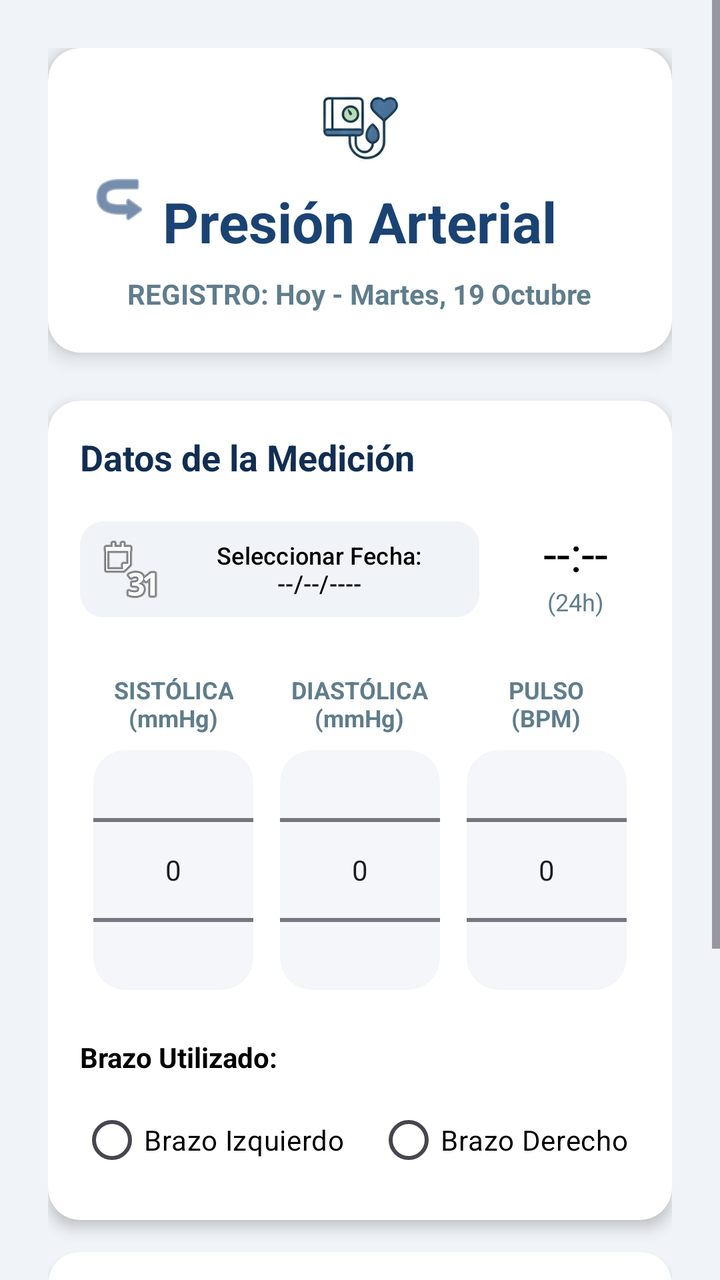
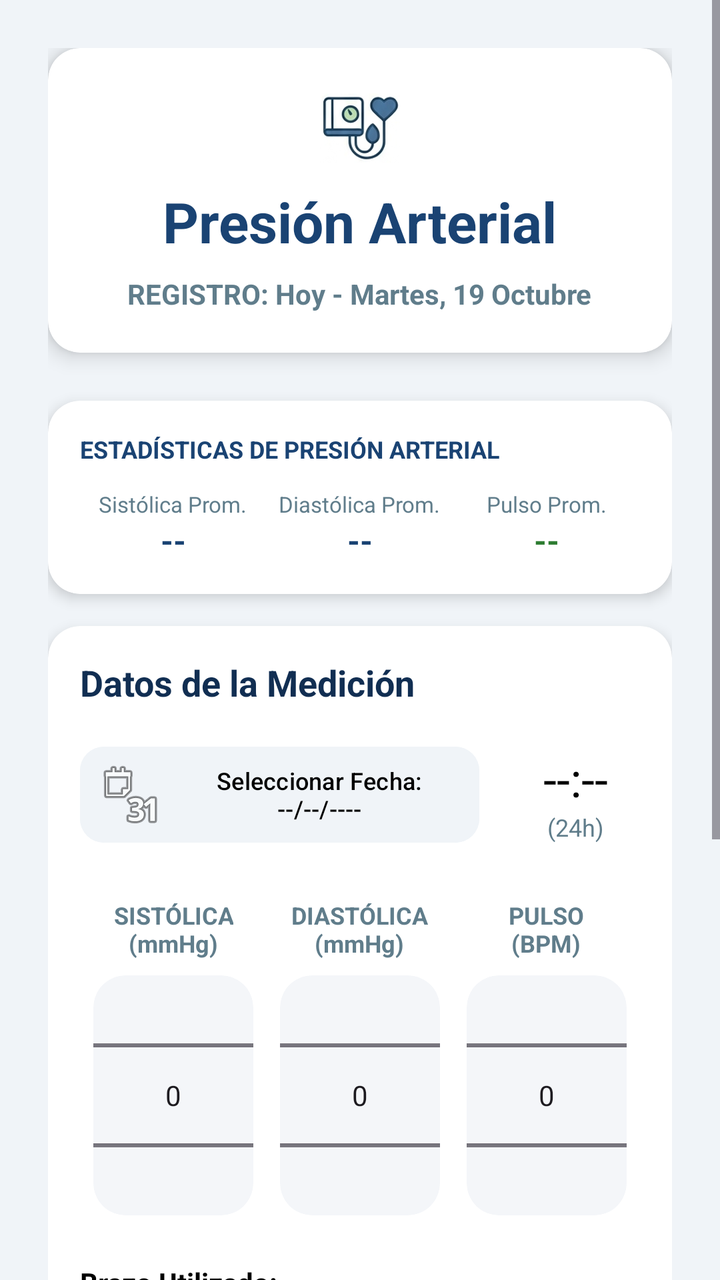

The first picture is an Android layout as it rendered before a commit; the second is the same layout after the commit. The layout source and the unified diff follow.
<!-- AndroidManifest.xml: application theme Theme.MiPrimeraApp -->
<!-- res/layout/activity_presion_arterial.xml -->
<?xml version="1.0" encoding="utf-8"?>
<androidx.constraintlayout.widget.ConstraintLayout
    xmlns:android="http://schemas.android.com/apk/res/android"
    xmlns:app="http://schemas.android.com/apk/res-auto"
    xmlns:tools="http://tools.android.com/tools"
    android:id="@+id/main"
    android:layout_width="match_parent"
    android:layout_height="match_parent"
    android:background="@color/ui_weight_background"
    tools:context=".Presion_arterial">

    <ScrollView
        android:layout_width="match_parent"
        android:layout_height="match_parent"
        android:fillViewport="true"
        android:clipToPadding="false"
        app:layout_constraintTop_toTopOf="parent"
        app:layout_constraintBottom_toBottomOf="parent">

        <LinearLayout
            android:layout_width="match_parent"
            android:layout_height="wrap_content"
            android:orientation="vertical"
            android:padding="24dp">

            
            <androidx.cardview.widget.CardView
                android:layout_width="match_parent"
                android:layout_height="wrap_content"
                android:layout_marginBottom="24dp"
                app:cardCornerRadius="16dp"
                app:cardElevation="6dp"
                app:cardBackgroundColor="@color/peso_card_bg">

                <RelativeLayout
                    android:layout_width="match_parent"
                    android:layout_height="wrap_content"
                    android:padding="20dp">

                    <LinearLayout
                        android:layout_width="match_parent"
                        android:layout_height="wrap_content"
                        android:orientation="vertical"
                        android:gravity="center">

                        <ImageView
                            android:layout_width="40dp"
                            android:layout_height="40dp"
                            android:src="@drawable/ic_presion"
                            android:layout_marginBottom="8dp" />

                        <TextView
                            android:id="@+id/txtVTitle"
                            android:layout_width="wrap_content"
                            android:layout_height="wrap_content"
                            android:text="Presión Arterial"
                            android:textColor="@color/peso_primary_blue"
                            android:textSize="28sp"
                            android:textStyle="bold"
                            android:layout_marginBottom="8dp" />

                        <TextView
                            android:id="@+id/tvDateTimeInfo"
                            android:layout_width="wrap_content"
                            android:layout_height="wrap_content"
                            android:text="REGISTRO: Hoy - Martes, 19 Octubre"
                            android:textColor="@color/peso_gray_text"
                            android:textSize="14sp"
                            android:textStyle="bold" />
                    </LinearLayout>

                    <ImageView
                        android:id="@+id/btnBack"
                        android:layout_width="32dp"
                        android:layout_height="32dp"
                        android:layout_alignParentStart="true"
                        android:layout_centerVertical="true"
                        android:clickable="true"
                        android:focusable="true"
                        android:background="?attr/selectableItemBackgroundBorderless"
                        android:src="@android:drawable/ic_menu_revert"
                        android:rotation="180"
                        app:tint="@color/ui_weight_title_blue"
                        android:contentDescription="Regresar" />
                </RelativeLayout>
            </androidx.cardview.widget.CardView>

            <androidx.cardview.widget.CardView
                android:layout_width="match_parent"
                android:layout_height="wrap_content"
                android:layout_marginBottom="16dp"
                app:cardBackgroundColor="@color/peso_card_bg"
                app:cardCornerRadius="16dp"
                app:cardElevation="4dp">

                <LinearLayout
                    android:layout_width="match_parent"
                    android:layout_height="wrap_content"
                    android:orientation="vertical"
                    android:padding="16dp">

                    <TextView
                        android:layout_width="wrap_content"
                        android:layout_height="wrap_content"
                        android:layout_marginBottom="16dp"
                        android:text="Datos de la Medición"
                        android:textColor="@color/peso_dark_blue"
                        android:textSize="18sp"
                        android:textStyle="bold" />

                    <LinearLayout
                        android:layout_width="match_parent"
                        android:layout_height="wrap_content"
                        android:baselineAligned="false"
                        android:orientation="horizontal"
                        android:layout_marginBottom="24dp">

                        <Button
                            android:id="@+id/btnFecha"
                            android:layout_width="0dp"
                            android:layout_height="56dp"
                            android:layout_marginEnd="8dp"
                            android:layout_weight="1"
                            android:backgroundTint="@color/ui_weight_background"
                            android:textColor="@color/black"
                            android:textSize="12sp"
                            android:text="Seleccionar Fecha:\n--/--/----"
                            android:drawableLeft="@android:drawable/ic_menu_month"
                            android:textAllCaps="false"
                            android:gravity="center"
                            android:padding="8dp"
                            app:cornerRadius="12dp" />

                        <LinearLayout
                            android:id="@+id/btnHora"
                            android:layout_width="wrap_content"
                            android:layout_height="match_parent"
                            android:layout_marginStart="8dp"
                            android:gravity="center"
                            android:orientation="vertical"
                            android:paddingHorizontal="16dp"
                            android:clickable="true"
                            android:focusable="true">

                            <TextView
                                android:id="@+id/txtHora"
                                android:layout_width="wrap_content"
                                android:layout_height="wrap_content"
                                android:text="--:--"
                                android:textColor="@color/black"
                                android:textSize="24sp" />

                            <TextView
                                android:layout_width="wrap_content"
                                android:layout_height="wrap_content"
                                android:text="(24h)"
                                android:textColor="@color/peso_gray_text"
                                android:textSize="12sp" />
                        </LinearLayout>
                    </LinearLayout>

                    <LinearLayout
                        android:layout_width="match_parent"
                        android:layout_height="wrap_content"
                        android:layout_marginBottom="24dp"
                        android:baselineAligned="false"
                        android:orientation="horizontal"
                        android:weightSum="3">

                        <LinearLayout
                            android:layout_width="0dp"
                            android:layout_height="wrap_content"
                            android:layout_weight="1"
                            android:gravity="center"
                            android:orientation="vertical">

                            <TextView
                                android:layout_width="wrap_content"
                                android:layout_height="wrap_content"
                                android:layout_marginBottom="8dp"
                                android:gravity="center"
                                android:text="SISTÓLICA\n(mmHg)"
                                android:textColor="@color/peso_gray_text"
                                android:textSize="12sp"
                                android:textStyle="bold" />

                            <androidx.cardview.widget.CardView
                                android:layout_width="80dp"
                                android:layout_height="120dp"
                                app:cardBackgroundColor="@color/peso_background"
                                app:cardCornerRadius="16dp"
                                app:cardElevation="0dp">

                                <NumberPicker
                                    android:id="@+id/npSistolica"
                                    android:layout_width="match_parent"
                                    android:layout_height="match_parent"
                                    android:layout_gravity="center" />
                            </androidx.cardview.widget.CardView>
                        </LinearLayout>

                        <LinearLayout
                            android:layout_width="0dp"
                            android:layout_height="wrap_content"
                            android:layout_weight="1"
                            android:gravity="center"
                            android:orientation="vertical">

                            <TextView
                                android:layout_width="wrap_content"
                                android:layout_height="wrap_content"
                                android:layout_marginBottom="8dp"
                                android:gravity="center"
                                android:text="DIASTÓLICA\n(mmHg)"
                                android:textColor="@color/peso_gray_text"
                                android:textSize="12sp"
                                android:textStyle="bold" />

                            <androidx.cardview.widget.CardView
                                android:layout_width="80dp"
                                android:layout_height="120dp"
                                app:cardBackgroundColor="@color/peso_background"
                                app:cardCornerRadius="16dp"
                                app:cardElevation="0dp">

                                <NumberPicker
                                    android:id="@+id/npDiastolica"
                                    android:layout_width="match_parent"
                                    android:layout_height="match_parent"
                                    android:layout_gravity="center" />
                            </androidx.cardview.widget.CardView>
                        </LinearLayout>

                        <LinearLayout
                            android:layout_width="0dp"
                            android:layout_height="wrap_content"
                            android:layout_weight="1"
                            android:gravity="center"
                            android:orientation="vertical">

                            <TextView
                                android:layout_width="wrap_content"
                                android:layout_height="wrap_content"
                                android:layout_marginBottom="8dp"
                                android:gravity="center"
                                android:text="PULSO\n(BPM)"
                                android:textColor="@color/peso_gray_text"
                                android:textSize="12sp"
                                android:textStyle="bold" />

                            <androidx.cardview.widget.CardView
                                android:layout_width="80dp"
                                android:layout_height="120dp"
                                app:cardBackgroundColor="@color/peso_background"
                                app:cardCornerRadius="16dp"
                                app:cardElevation="0dp">

                                <NumberPicker
                                    android:id="@+id/npPulso"
                                    android:layout_width="match_parent"
                                    android:layout_height="match_parent"
                                    android:layout_gravity="center" />
                            </androidx.cardview.widget.CardView>
                        </LinearLayout>
                    </LinearLayout>

                    <TextView
                        android:layout_width="wrap_content"
                        android:layout_height="wrap_content"
                        android:text="Brazo Utilizado:"
                        android:textColor="@color/black"
                        android:textStyle="bold"
                        android:layout_marginBottom="8dp"/>

                    <RadioGroup
                        android:id="@+id/rgBrazo"
                        android:layout_width="match_parent"
                        android:layout_height="wrap_content"
                        android:orientation="horizontal">

                        <RadioButton
                            android:id="@+id/rbIzquierdo"
                            android:layout_width="wrap_content"
                            android:layout_height="wrap_content"
                            android:layout_marginEnd="16dp"
                            android:text="Brazo Izquierdo"
                            android:buttonTint="@color/peso_primary_blue"
                            android:textColor="@color/black"/>

                        <RadioButton
                            android:id="@+id/rbDerecho"
                            android:layout_width="wrap_content"
                            android:layout_height="wrap_content"
                            android:text="Brazo Derecho"
                            android:buttonTint="@color/peso_primary_blue"
                            android:textColor="@color/black"/>
                    </RadioGroup>

                </LinearLayout>
            </androidx.cardview.widget.CardView>

            <androidx.cardview.widget.CardView
                android:layout_width="match_parent"
                android:layout_height="wrap_content"
                android:layout_marginBottom="16dp"
                app:cardBackgroundColor="@color/peso_card_bg"
                app:cardCornerRadius="16dp"
                app:cardElevation="2dp">

                <LinearLayout
                    android:layout_width="match_parent"
                    android:layout_height="wrap_content"
                    android:orientation="vertical"
                    android:padding="16dp">

                    <TextView
                        android:layout_width="wrap_content"
                        android:layout_height="wrap_content"
                        android:layout_marginBottom="8dp"
                        android:text="Notas adicionales:"
                        android:textColor="@color/black"
                        android:textStyle="bold" />

                    <EditText
                        android:id="@+id/etNotas"
                        style="@style/EditTextRounded"
                        android:layout_width="match_parent"
                        android:layout_height="wrap_content"
                        android:hint="Escribe algún síntoma o detalle..."
                        android:inputType="textMultiLine"
                        android:minLines="3"
                        android:gravity="top|start"
                        android:textColor="@color/black" />
                </LinearLayout>
            </androidx.cardview.widget.CardView>

            <Button
                android:id="@+id/btnAnalizar"
                android:layout_width="match_parent"
                android:layout_height="56dp"
                android:layout_marginBottom="16dp"
                android:backgroundTint="@color/peso_save_green"
                android:text="ANALIZAR MEDICIÓN"
                android:textColor="@color/white"
                android:textSize="16sp"
                android:textStyle="bold"
                app:cornerRadius="12dp" />

            <androidx.cardview.widget.CardView
                android:id="@+id/cardResumen"
                android:layout_width="match_parent"
                android:layout_height="wrap_content"
                android:layout_marginBottom="16dp"
                app:cardBackgroundColor="@color/peso_card_bg"
                app:cardCornerRadius="16dp"
                app:cardElevation="2dp"
                android:visibility="gone">

                <LinearLayout
                    android:layout_width="match_parent"
                    android:layout_height="wrap_content"
                    android:orientation="vertical"
                    android:padding="16dp">

                    <TextView
                        android:layout_width="wrap_content"
                        android:layout_height="wrap_content"
                        android:layout_marginBottom="16dp"
                        android:text="RESUMEN Y ANÁLISIS"
                        android:textColor="@color/peso_dark_blue"
                        android:textSize="16sp"
                        android:textStyle="bold" />

                    <LinearLayout
                        android:layout_width="match_parent"
                        android:layout_height="wrap_content"
                        android:orientation="horizontal"
                        android:layout_marginBottom="4dp">
                        <TextView
                            android:layout_width="wrap_content"
                            android:layout_height="wrap_content"
                            android:text="Fecha: "
                            android:textStyle="bold"
                            android:textColor="@color/black"/>
                        <TextView
                            android:id="@+id/txtResFecha"
                            android:layout_width="wrap_content"
                            android:layout_height="wrap_content"
                            android:textColor="@color/black"
                            android:text="--/--/----"/>
                    </LinearLayout>

                    <LinearLayout
                        android:layout_width="match_parent"
                        android:layout_height="wrap_content"
                        android:orientation="horizontal"
                        android:layout_marginBottom="8dp">
                        <TextView
                            android:layout_width="wrap_content"
                            android:layout_height="wrap_content"
                            android:text="Hora: "
                            android:textStyle="bold"
                            android:textColor="@color/black"/>
                        <TextView
                            android:id="@+id/txtResHora"
                            android:layout_width="wrap_content"
                            android:layout_height="wrap_content"
                            android:textColor="@color/black"
                            android:text="--:--"/>
                    </LinearLayout>

                    <LinearLayout
                        android:layout_width="match_parent"
                        android:layout_height="wrap_content"
                        android:orientation="horizontal"
                        android:baselineAligned="false">
                        <LinearLayout
                            android:layout_width="0dp"
                            android:layout_height="wrap_content"
                            android:layout_weight="1"
                            android:orientation="vertical">
                            <LinearLayout
                                android:layout_width="wrap_content"
                                android:layout_height="wrap_content"
                                android:orientation="horizontal">
                                <TextView
                                    android:layout_width="wrap_content"
                                    android:layout_height="wrap_content"
                                    android:text="Sistólica: "
                                    android:textStyle="bold"
                                    android:textColor="@color/black"/>
                                <TextView
                                    android:id="@+id/txtResSistolica"
                                    android:layout_width="wrap_content"
                                    android:layout_height="wrap_content"
                                    android:textColor="@color/black"
                                    android:text="-- mmHg"/>
                            </LinearLayout>
                            <LinearLayout
                                android:layout_width="wrap_content"
                                android:layout_height="wrap_content"
                                android:orientation="horizontal">
                                <TextView
                                    android:layout_width="wrap_content"
                                    android:layout_height="wrap_content"
                                    android:text="Diastólica: "
                                    android:textStyle="bold"
                                    android:textColor="@color/black"/>
                                <TextView
                                    android:id="@+id/txtResDiastolica"
                                    android:layout_width="wrap_content"
                                    android:layout_height="wrap_content"
                                    android:textColor="@color/black"
                                    android:text="-- mmHg"/>
                            </LinearLayout>
                        </LinearLayout>

                        <LinearLayout
                            android:layout_width="0dp"
                            android:layout_height="wrap_content"
                            android:layout_weight="1"
                            android:orientation="vertical">
                            <LinearLayout
                                android:layout_width="wrap_content"
                                android:layout_height="wrap_content"
                                android:orientation="horizontal">
                                <TextView
                                    android:layout_width="wrap_content"
                                    android:layout_height="wrap_content"
                                    android:text="Pulso: "
                                    android:textStyle="bold"
                                    android:textColor="@color/black"/>
                                <TextView
                                    android:id="@+id/txtResPulso"
                                    android:layout_width="wrap_content"
                                    android:layout_height="wrap_content"
                                    android:textColor="@color/black"
                                    android:text="-- BPM"/>
                            </LinearLayout>
                            <LinearLayout
                                android:layout_width="wrap_content"
                                android:layout_height="wrap_content"
                                android:orientation="horizontal">
                                <TextView
                                    android:layout_width="wrap_content"
                                    android:layout_height="wrap_content"
                                    android:text="Brazo: "
                                    android:textStyle="bold"
                                    android:textColor="@color/black"/>
                                <TextView
                                    android:id="@+id/txtResBrazo"
                                    android:layout_width="wrap_content"
                                    android:layout_height="wrap_content"
                                    android:textColor="@color/black"
                                    android:text="--"/>
                            </LinearLayout>
                        </LinearLayout>
                    </LinearLayout>

                    <LinearLayout
                        android:layout_width="match_parent"
                        android:layout_height="wrap_content"
                        android:layout_marginTop="16dp"
                        android:background="@color/peso_background"
                        android:padding="12dp"
                        android:gravity="center_vertical"
                        android:orientation="horizontal">

                        <TextView
                            android:layout_width="wrap_content"
                            android:layout_height="wrap_content"
                            android:text="CLASIFICACIÓN:"
                            android:textStyle="bold"
                            android:textColor="@color/black"
                            android:layout_marginEnd="8dp"/>

                        <TextView
                            android:id="@+id/txtResClasificacion"
                            android:layout_width="match_parent"
                            android:layout_height="wrap_content"
                            android:background="@color/peso_save_green"
                            android:paddingHorizontal="16dp"
                            android:paddingVertical="6dp"
                            android:text="NORMAL"
                            android:textColor="@color/white"
                            android:textStyle="bold"
                            android:gravity="center"
                            android:layout_gravity="center"/>
                    </LinearLayout>

                </LinearLayout>
            </androidx.cardview.widget.CardView>

        </LinearLayout>
    </ScrollView>

</androidx.constraintlayout.widget.ConstraintLayout>
<!-- resources referenced by this layout -->
<resources>
  <color name="black">#FF000000</color>
  <color name="peso_background">#F4F6F9</color>
  <color name="peso_card_bg">#FFFFFF</color>
  <color name="peso_dark_blue">#112E52</color>
  <color name="peso_gray_text">#607D8B</color>
  <color name="peso_primary_blue">#1A4373</color>
  <color name="peso_save_green">#2E7D32</color>
  <color name="ui_weight_background">#F0F4F8</color>
  <color name="ui_weight_title_blue">#1A4375</color>
  <color name="white">#FFFFFFFF</color>
  <!-- drawable ic_presion: png bitmap (drawable, 58669 bytes) -->
  <style name="EditTextRounded">
          <item name="android:paddingLeft">17dp</item>
          <item name="android:paddingRight">17dp</item>
          <item name="android:background">@drawable/input_rounf</item>
      </style>
  <style name="Theme.MiPrimeraApp" parent="Base.Theme.MiPrimeraApp" />
  <!-- drawable input_rounf (drawable) -->
  <?xml version="1.0" encoding="utf-8"?>
  <shape xmlns:android="http://schemas.android.com/apk/res/android">
      <solid android:color="#FFFFFF"/>
      <stroke android:width="1dp" android:color="#D1D9E6"/>
      <corners android:radius="12dp"/>
  </shape>
  <style name="Base.Theme.MiPrimeraApp" parent="Theme.Material3.DayNight.NoActionBar">
          
          
       </style>
</resources>

<!-- the commit's change to res/layout/activity_presion_arterial.xml (unified diff, before → after) -->
@@ -69,20 +69,117 @@
                             android:textStyle="bold" />
                     </LinearLayout>
 
-                    <ImageView
-                        android:id="@+id/btnBack"
-                        android:layout_width="32dp"
-                        android:layout_height="32dp"
-                        android:layout_alignParentStart="true"
-                        android:layout_centerVertical="true"
-                        android:clickable="true"
-                        android:focusable="true"
-                        android:background="?attr/selectableItemBackgroundBorderless"
-                        android:src="@android:drawable/ic_menu_revert"
-                        android:rotation="180"
-                        app:tint="@color/ui_weight_title_blue"
-                        android:contentDescription="Regresar" />
                 </RelativeLayout>
+            </androidx.cardview.widget.CardView>
+
+            
+            <androidx.cardview.widget.CardView
+                android:id="@+id/cardPressureStats"
+                android:layout_width="match_parent"
+                android:layout_height="wrap_content"
+                android:layout_marginBottom="16dp"
+                app:cardCornerRadius="16dp"
+                app:cardElevation="4dp"
+                app:cardBackgroundColor="@color/white">
+
+                <LinearLayout
+                    android:layout_width="match_parent"
+                    android:layout_height="wrap_content"
+                    android:orientation="vertical"
+                    android:padding="16dp">
+
+                    <TextView
+                        android:layout_width="wrap_content"
+                        android:layout_height="wrap_content"
+                        android:text="ESTADÍSTICAS DE PRESIÓN ARTERIAL"
+                        android:textColor="@color/peso_primary_blue"
+                        android:textStyle="bold"
+                        android:textSize="12sp"
+                        android:layout_marginBottom="12dp" />
+
+                    <LinearLayout
+                        android:layout_width="match_parent"
+                        android:layout_height="wrap_content"
+                        android:orientation="horizontal"
+                        android:weightSum="3">
+
+                        
+                        <LinearLayout
+                            android:layout_width="0dp"
+                            android:layout_height="wrap_content"
+                            android:layout_weight="1"
+                            android:orientation="vertical"
+                            android:gravity="center">
+
+                            <TextView
+                                android:layout_width="wrap_content"
+                                android:layout_height="wrap_content"
+                                android:text="Sistólica Prom."
+                                android:textColor="@color/peso_gray_text"
+                                android:textSize="11sp" />
+
+                            <TextView
+                                android:id="@+id/tvStatSysAvg"
+                                android:layout_width="wrap_content"
+                                android:layout_height="wrap_content"
+                                android:text="--"
+                                android:textColor="@color/peso_primary_blue"
+                                android:textSize="16sp"
+                                android:textStyle="bold" />
+                        </LinearLayout>
+
+                        
+                        <LinearLayout
+                            android:layout_width="0dp"
+                            android:layout_height="wrap_content"
+                            android:layout_weight="1"
+                            android:orientation="vertical"
+                            android:gravity="center">
+
+                            <TextView
+                                android:layout_width="wrap_content"
+                                android:layout_height="wrap_content"
+                                android:text="Diastólica Prom."
+                                android:textColor="@color/peso_gray_text"
+                                android:textSize="11sp" />
+
+                            <TextView
+                                android:id="@+id/tvStatDiaAvg"
+                                android:layout_width="wrap_content"
+                                android:layout_height="wrap_content"
+                                android:text="--"
+                                android:textColor="@color/peso_primary_blue"
+                                android:textSize="16sp"
+                                android:textStyle="bold" />
+                        </LinearLayout>
+
+                        
+                        <LinearLayout
+                            android:layout_width="0dp"
+                            android:layout_height="wrap_content"
+                            android:layout_weight="1"
+                            android:orientation="vertical"
+                            android:gravity="center">
+
+                            <TextView
+                                android:layout_width="wrap_content"
+                                android:layout_height="wrap_content"
+                                android:text="Pulso Prom."
+                                android:textColor="@color/peso_gray_text"
+                                android:textSize="11sp" />
+
+                            <TextView
+                                android:id="@+id/tvStatPulseAvg"
+                                android:layout_width="wrap_content"
+                                android:layout_height="wrap_content"
+                                android:text="--"
+                                android:textColor="@color/peso_save_green"
+                                android:textSize="16sp"
+                                android:textStyle="bold" />
+                        </LinearLayout>
+
+                    </LinearLayout>
+                </LinearLayout>
             </androidx.cardview.widget.CardView>
 
             <androidx.cardview.widget.CardView
<!-- resource entries referenced after the edit -->
@@ -8,7 +8,6 @@
   <color name="peso_primary_blue">#1A4373</color>
   <color name="peso_save_green">#2E7D32</color>
   <color name="ui_weight_background">#F0F4F8</color>
-  <color name="ui_weight_title_blue">#1A4375</color>
   <color name="white">#FFFFFFFF</color>
   <!-- drawable ic_presion: png bitmap (drawable, 58669 bytes) -->
   <style name="EditTextRounded">
